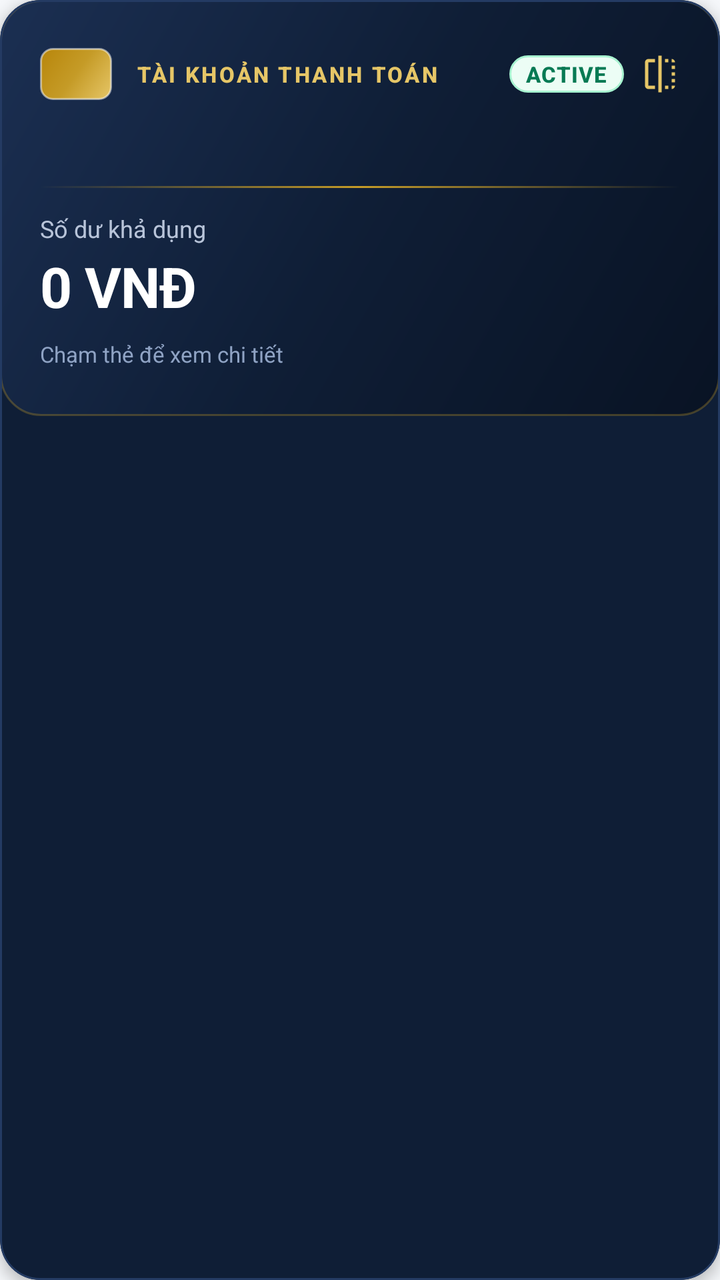
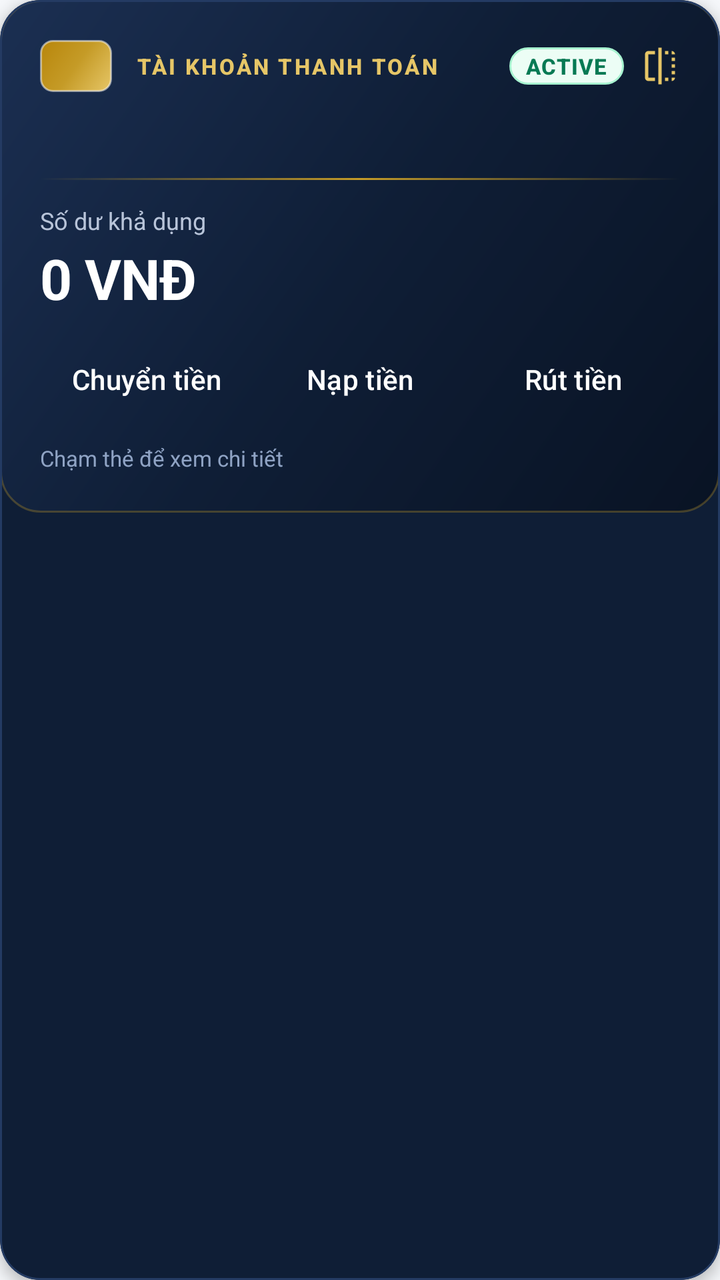

Screens rendered from an Android XML layout before and after an edit, with the pre-edit source and the edit as a unified diff.
<!-- AndroidManifest.xml: application theme Theme.PHLBanking -->
<!-- res/layout/item_account_checking.xml -->
<?xml version="1.0" encoding="utf-8"?>
<com.google.android.material.card.MaterialCardView xmlns:android="http://schemas.android.com/apk/res/android"
    xmlns:app="http://schemas.android.com/apk/res-auto"
    style="@style/Widget.PHL.Card.Hero"
    android:layout_width="match_parent"
    android:layout_height="wrap_content"
    android:layout_marginBottom="@dimen/space_md"
    android:clickable="true"
    android:focusable="true">

    <FrameLayout
        android:id="@+id/cardFlipContainer"
        android:layout_width="match_parent"
        android:layout_height="wrap_content"
        android:minHeight="208dp">

        
        <androidx.constraintlayout.widget.ConstraintLayout
            android:id="@+id/layoutCheckingFront"
            android:layout_width="match_parent"
            android:layout_height="wrap_content"
            android:background="@drawable/bg_navy_card_prestige"
            android:minHeight="208dp"
            android:visibility="visible">

            <View
                android:id="@+id/viewCheckingShimmer"
                android:layout_width="110dp"
                android:layout_height="0dp"
                android:background="@drawable/bg_shimmer_sweep"
                android:visibility="gone"
                app:layout_constraintBottom_toBottomOf="parent"
                app:layout_constraintStart_toStartOf="parent"
                app:layout_constraintTop_toTopOf="parent" />

            <LinearLayout
                android:layout_width="0dp"
                android:layout_height="wrap_content"
                android:orientation="vertical"
                android:padding="@dimen/space_lg"
                app:layout_constraintBottom_toBottomOf="parent"
                app:layout_constraintEnd_toEndOf="parent"
                app:layout_constraintStart_toStartOf="parent"
                app:layout_constraintTop_toTopOf="parent">

                <LinearLayout
                    android:layout_width="match_parent"
                    android:layout_height="wrap_content"
                    android:gravity="center_vertical"
                    android:orientation="horizontal">

                    <View
                        android:layout_width="36dp"
                        android:layout_height="26dp"
                        android:background="@drawable/bg_m2_emv_chip" />

                    <TextView
                        style="@style/TextAppearance.PHL.Overline"
                        android:layout_width="0dp"
                        android:layout_height="wrap_content"
                        android:layout_marginStart="@dimen/space_md"
                        android:layout_weight="1"
                        android:text="TÀI KHOẢN THANH TOÁN"
                        android:textColor="@color/phl_gold_light" />

                    <TextView
                        android:id="@+id/tvCheckingStatus"
                        style="@style/TextAppearance.PHL.Pill"
                        android:layout_width="wrap_content"
                        android:layout_height="wrap_content"
                        android:background="@drawable/bg_pill_emerald"
                        android:paddingStart="@dimen/space_sm"
                        android:paddingTop="@dimen/space_xxs"
                        android:paddingEnd="@dimen/space_sm"
                        android:paddingBottom="@dimen/space_xxs"
                        android:text="ACTIVE"
                        android:textColor="@color/phl_emerald_dark" />

                    <ImageView
                        android:layout_width="@dimen/icon_size_md"
                        android:layout_height="@dimen/icon_size_md"
                        android:layout_marginStart="@dimen/space_sm"
                        android:contentDescription="Lật thẻ"
                        android:src="@drawable/ic_m2_flip" />
                </LinearLayout>

                <TextView
                    android:id="@+id/tvCheckingAccountNo"
                    android:layout_width="wrap_content"
                    android:layout_height="wrap_content"
                    android:layout_marginTop="@dimen/space_md"
                    android:fontFeatureSettings="tnum"
                    android:letterSpacing="0.06"
                    android:textColor="@color/phl_gold_light"
                    android:textSize="@dimen/text_body"
                    android:textStyle="bold" />

                <View
                    android:layout_width="match_parent"
                    android:layout_height="@dimen/hairline_height"
                    android:layout_marginTop="@dimen/space_md"
                    android:background="@drawable/bg_gold_hairline" />

                <TextView
                    android:layout_width="wrap_content"
                    android:layout_height="wrap_content"
                    android:layout_marginTop="@dimen/space_md"
                    android:text="Số dư khả dụng"
                    android:textColor="@color/phl_navy_on_dark_muted"
                    android:textSize="@dimen/text_body_sm" />

                <TextView
                    android:id="@+id/tvCheckingAvailable"
                    style="@style/TextAppearance.PHL.Amount.Hero"
                    android:layout_width="wrap_content"
                    android:layout_height="wrap_content"
                    android:layout_marginTop="@dimen/space_xxs"
                    android:fontFeatureSettings="tnum"
                    android:text="0 VNĐ" />

                <TextView
                    android:layout_width="wrap_content"
                    android:layout_height="wrap_content"
                    android:layout_marginTop="@dimen/space_sm"
                    android:text="Chạm thẻ để xem chi tiết"
                    android:textColor="@color/phl_navy_on_dark_subtle"
                    android:textSize="@dimen/text_caption" />
            </LinearLayout>
        </androidx.constraintlayout.widget.ConstraintLayout>

        
        <LinearLayout
            android:id="@+id/layoutCheckingBack"
            android:layout_width="match_parent"
            android:layout_height="wrap_content"
            android:background="@drawable/bg_navy_card_back"
            android:minHeight="208dp"
            android:orientation="vertical"
            android:paddingStart="@dimen/space_lg"
            android:paddingTop="64dp"
            android:paddingEnd="@dimen/space_lg"
            android:paddingBottom="@dimen/space_lg"
            android:visibility="gone">

            <TextView
                android:id="@+id/tvCheckingBackAccountNo"
                android:layout_width="wrap_content"
                android:layout_height="wrap_content"
                android:fontFeatureSettings="tnum"
                android:letterSpacing="0.05"
                android:textColor="@color/phl_gold_light"
                android:textSize="@dimen/text_body_md"
                android:textStyle="bold" />

            <LinearLayout
                android:layout_width="match_parent"
                android:layout_height="wrap_content"
                android:layout_marginTop="@dimen/space_md"
                android:gravity="center_vertical"
                android:orientation="horizontal">

                <TextView
                    android:layout_width="0dp"
                    android:layout_height="wrap_content"
                    android:layout_weight="1"
                    android:text="Số dư hiện tại"
                    android:textColor="@color/phl_navy_on_dark_muted"
                    android:textSize="@dimen/text_body_md" />

                <TextView
                    android:id="@+id/tvCheckingBackCurrent"
                    style="@style/TextAppearance.PHL.AmountSmall"
                    android:layout_width="wrap_content"
                    android:layout_height="wrap_content"
                    android:fontFeatureSettings="tnum"
                    android:textColor="@color/phl_white" />
            </LinearLayout>

            <LinearLayout
                android:layout_width="match_parent"
                android:layout_height="wrap_content"
                android:layout_marginTop="@dimen/space_sm"
                android:gravity="center_vertical"
                android:orientation="horizontal">

                <TextView
                    android:layout_width="0dp"
                    android:layout_height="wrap_content"
                    android:layout_weight="1"
                    android:text="Số dư khả dụng"
                    android:textColor="@color/phl_navy_on_dark_muted"
                    android:textSize="@dimen/text_body_md" />

                <TextView
                    android:id="@+id/tvCheckingBackAvailable"
                    style="@style/TextAppearance.PHL.AmountSmall"
                    android:layout_width="wrap_content"
                    android:layout_height="wrap_content"
                    android:fontFeatureSettings="tnum"
                    android:textColor="@color/phl_emerald_stroke" />
            </LinearLayout>

            <LinearLayout
                android:layout_width="match_parent"
                android:layout_height="wrap_content"
                android:layout_marginTop="@dimen/space_md"
                android:gravity="center_vertical"
                android:orientation="horizontal">

                <TextView
                    android:id="@+id/tvCheckingBackStatus"
                    style="@style/TextAppearance.PHL.Pill"
                    android:layout_width="wrap_content"
                    android:layout_height="wrap_content"
                    android:background="@drawable/bg_pill_navy_dark"
                    android:paddingStart="@dimen/space_sm"
                    android:paddingTop="@dimen/space_xxs"
                    android:paddingEnd="@dimen/space_sm"
                    android:paddingBottom="@dimen/space_xxs"
                    android:textColor="@color/phl_gold_light" />

                <TextView
                    android:layout_width="0dp"
                    android:layout_height="wrap_content"
                    android:layout_weight="1"
                    android:gravity="end"
                    android:text="Chạm để lật lại"
                    android:textColor="@color/phl_navy_on_dark_subtle"
                    android:textSize="@dimen/text_caption" />
            </LinearLayout>
        </LinearLayout>
    </FrameLayout>
</com.google.android.material.card.MaterialCardView>
<!-- resources referenced by this layout -->
<resources>
  <color name="phl_emerald_dark">#077A54</color>
  <color name="phl_emerald_stroke">#A7F3D0</color>
  <color name="phl_gold_light">#E6C667</color>
  <color name="phl_navy_on_dark_muted">#B8C4D9</color>
  <color name="phl_navy_on_dark_subtle">#8FA3C4</color>
  <color name="phl_white">#FFFFFF</color>
  <dimen name="hairline_height">1dp</dimen>
  <dimen name="icon_size_md">20dp</dimen>
  <dimen name="space_lg">20dp</dimen>
  <dimen name="space_md">12dp</dimen>
  <dimen name="space_sm">8dp</dimen>
  <dimen name="space_xxs">2dp</dimen>
  <dimen name="text_body">14sp</dimen>
  <dimen name="text_body_md">13sp</dimen>
  <dimen name="text_body_sm">12sp</dimen>
  <dimen name="text_caption">11sp</dimen>
  <style name="TextAppearance.PHL.Amount.Hero" parent="TextAppearance.PHL.Amount">
          <item name="android:textSize">28sp</item>
          <item name="android:textColor">@color/phl_white</item>
          <item name="android:letterSpacing">-0.01</item>
      </style>
  <style name="TextAppearance.PHL.AmountSmall" parent="TextAppearance.PHL.Amount">
          <item name="android:textSize">@dimen/text_body</item>
          <item name="android:textColor">@color/phl_text_primary</item>
      </style>
  <color name="phl_gold_soft">#C59B27</color>
  <color name="phl_gold">#B8860B</color>
  <dimen name="radius_xs">6dp</dimen>
  <color name="phl_navy">#0F1E36</color>
  <color name="phl_navy_soft">#1B2F52</color>
  <color name="phl_navy_deep">#060D1A</color>
  <dimen name="radius_xl">20dp</dimen>
  <color name="phl_navy_dark">#091324</color>
  <color name="phl_emerald_tint">#ECFDF5</color>
  <dimen name="radius_pill">999dp</dimen>
  <dimen name="stroke_hairline">1dp</dimen>
  <color name="phl_shimmer_highlight">#38FFFFFF</color>
  <style name="TextAppearance.PHL.Amount" parent="TextAppearance.Material3.HeadlineMedium">
          <item name="android:textColor">@color/phl_text_primary</item>
          <item name="android:textStyle">bold</item>
          <item name="android:fontFeatureSettings">tnum</item>
      </style>
  <color name="phl_text_primary">#101828</color>
  <color name="phl_navy_border_dark">#243B63</color>
  <dimen name="elevation_raised">4dp</dimen>
  <color name="phl_navy_tint">#EDF2F9</color>
  <color name="phl_emerald">#0E9F6E</color>
  <color name="phl_gold_tint">#FDF8EB</color>
  <color name="phl_bg">#F5F7FA</color>
  <color name="phl_surface">#FFFFFF</color>
  <color name="phl_surface_subtle">#F8FAFC</color>
  <color name="phl_text_secondary">#475467</color>
  <color name="phl_border">#E4E8F0</color>
  <color name="phl_divider">#EAECF0</color>
  <color name="phl_danger">#D92D20</color>
  <color name="phl_danger_tint">#FEF3F2</color>
  <color name="phl_ripple_light">#1A0F1E36</color>
  <style name="ThemeOverlay.PHL.BottomSheetDialog" parent="ThemeOverlay.Material3.BottomSheetDialog">
          <item name="bottomSheetStyle">@style/Widget.PHL.BottomSheet.Modal</item>
          <item name="colorSurface">@color/phl_surface</item>
          <item name="colorSurfaceContainerLow">@color/phl_surface</item>
      </style>
  <style name="Widget.PHL.BottomSheet.Modal" parent="Widget.Material3.BottomSheet.Modal">
          <item name="backgroundTint">@color/phl_surface</item>
          <item name="shapeAppearanceOverlay">@style/ShapeAppearance.PHL.BottomSheet</item>
      </style>
  <style name="ShapeAppearance.PHL.Dialog" parent="">
          <item name="cornerFamily">rounded</item>
          <item name="cornerSize">@dimen/radius_xl</item>
      </style>
  <dimen name="radius_xxl">24dp</dimen>
  <!-- unchanged entries left out for length: 14 -->
</resources>

<!-- the commit's change to res/layout/item_account_checking.xml (unified diff, before → after) -->
@@ -117,6 +117,46 @@
                     android:layout_marginTop="@dimen/space_xxs"
                     android:fontFeatureSettings="tnum"
                     android:text="0 VNĐ" />
+
+                <LinearLayout
+                    android:layout_width="match_parent"
+                    android:layout_height="wrap_content"
+                    android:layout_marginTop="@dimen/space_sm"
+                    android:orientation="horizontal">
+
+                    <com.google.android.material.button.MaterialButton
+                        android:id="@+id/btnCheckingTransfer"
+                        style="@style/Widget.PHL.Button.Text.Light"
+                        android:layout_width="0dp"
+                        android:layout_height="wrap_content"
+                        android:layout_weight="1"
+                        android:minHeight="48dp"
+                        android:paddingStart="@dimen/space_xxs"
+                        android:paddingEnd="@dimen/space_xxs"
+                        android:text="Chuyển tiền" />
+
+                    <com.google.android.material.button.MaterialButton
+                        android:id="@+id/btnCheckingDeposit"
+                        style="@style/Widget.PHL.Button.Text.Light"
+                        android:layout_width="0dp"
+                        android:layout_height="wrap_content"
+                        android:layout_weight="1"
+                        android:minHeight="48dp"
+                        android:paddingStart="@dimen/space_xxs"
+                        android:paddingEnd="@dimen/space_xxs"
+                        android:text="Nạp tiền" />
+
+                    <com.google.android.material.button.MaterialButton
+                        android:id="@+id/btnCheckingWithdraw"
+                        style="@style/Widget.PHL.Button.Text.Light"
+                        android:layout_width="0dp"
+                        android:layout_height="wrap_content"
+                        android:layout_weight="1"
+                        android:minHeight="48dp"
+                        android:paddingStart="@dimen/space_xxs"
+                        android:paddingEnd="@dimen/space_xxs"
+                        android:text="Rút tiền" />
+                </LinearLayout>
 
                 <TextView
                     android:layout_width="wrap_content"
<!-- resource entries referenced after the edit -->
@@ -25,6 +25,11 @@
           <item name="android:textSize">@dimen/text_body</item>
           <item name="android:textColor">@color/phl_text_primary</item>
       </style>
+  <style name="Widget.PHL.Button.Text.Light" parent="Widget.Material3.Button.TextButton">
+          <item name="android:textColor">@color/phl_white</item>
+          <item name="android:textAllCaps">false</item>
+          <item name="rippleColor">@color/phl_ripple_dark</item>
+      </style>
   <color name="phl_gold_soft">#C59B27</color>
   <color name="phl_gold">#B8860B</color>
   <dimen name="radius_xs">6dp</dimen>
@@ -43,6 +48,7 @@
           <item name="android:fontFeatureSettings">tnum</item>
       </style>
   <color name="phl_text_primary">#101828</color>
+  <color name="phl_ripple_dark">#26FFFFFF</color>
   <color name="phl_navy_border_dark">#243B63</color>
   <dimen name="elevation_raised">4dp</dimen>
   <color name="phl_navy_tint">#EDF2F9</color>
